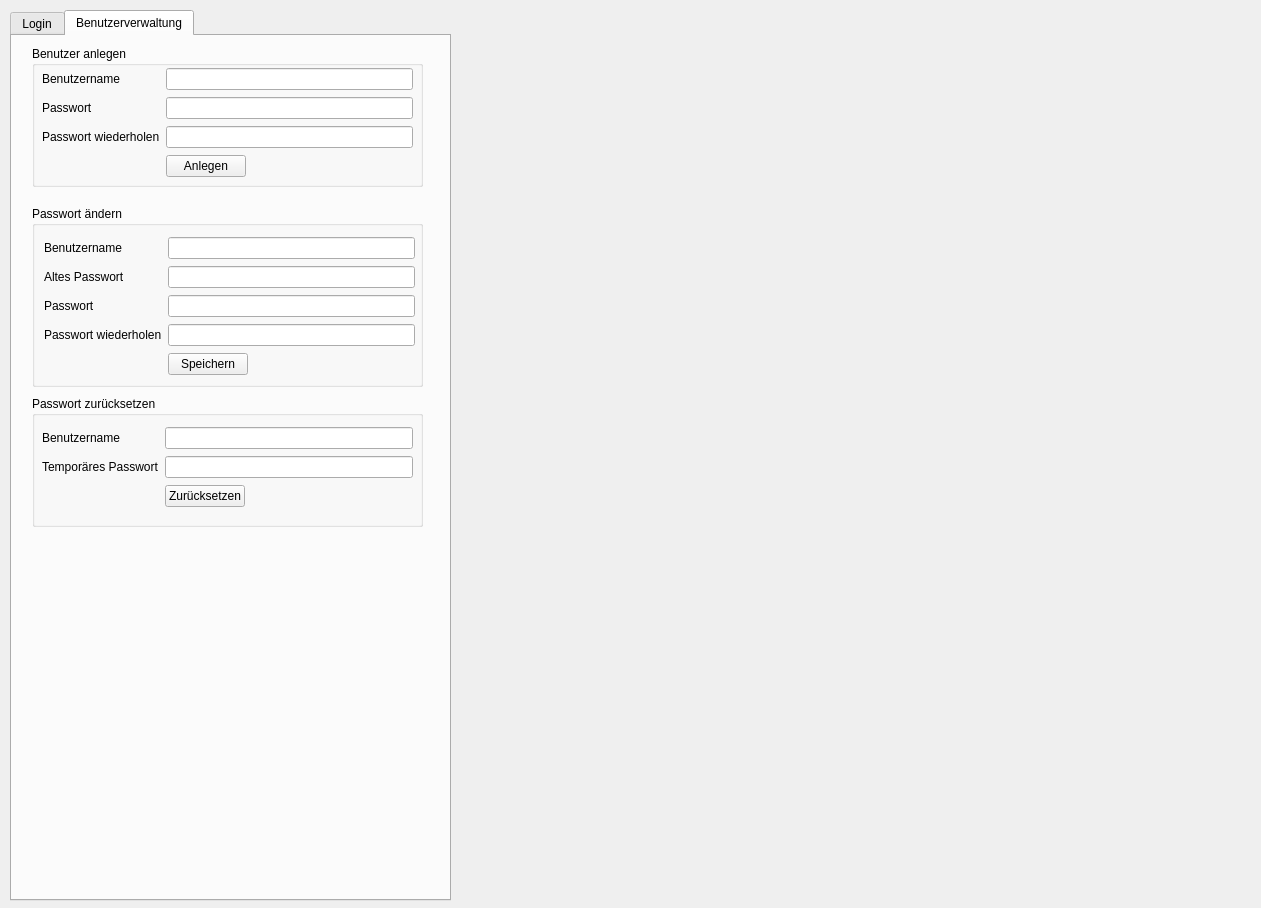
The window that TUInventory/login.ui (SV-97/TUInventory) describes before a commit, drawn with Qt 5.
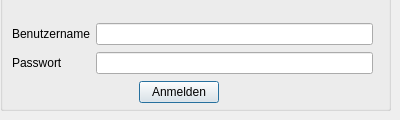
The same window after the commit.

The edit to the form file:
```diff
--- a/TUInventory/login.ui
+++ b/TUInventory/login.ui
@@ -6,8 +6,8 @@
    <rect>
     <x>0</x>
     <y>0</y>
-    <width>1261</width>
-    <height>908</height>
+    <width>400</width>
+    <height>120</height>
    </rect>
   </property>
   <property name="mouseTracking">
@@ -16,40 +16,24 @@
   <property name="windowTitle">
    <string>TUInventory - Login</string>
   </property>
-  <widget class="QTabWidget" name="tabWidget">
-   <property name="geometry">
-    <rect>
-     <x>10</x>
-     <y>10</y>
-     <width>441</width>
-     <height>891</height>
-    </rect>
-   </property>
-   <property name="currentIndex">
-    <number>1</number>
-   </property>
-   <widget class="QWidget" name="tab">
-    <attribute name="title">
-     <string>Login</string>
-    </attribute>
     <widget class="QGroupBox" name="g_login">
      <property name="geometry">
       <rect>
-       <x>20</x>
-       <y>10</y>
-       <width>381</width>
+     <x>0</x>
+     <y>-10</y>
+     <width>391</width>
        <height>121</height>
       </rect>
      </property>
      <property name="title">
       <string/>
      </property>
-     <widget class="QWidget" name="">
+   <widget class="QWidget" name="layoutWidget">
       <property name="geometry">
        <rect>
         <x>12</x>
         <y>32</y>
-        <width>354</width>
+      <width>361</width>
         <height>83</height>
        </rect>
       </property>
@@ -121,325 +105,6 @@
      </widget>
     </widget>
    </widget>
-   <widget class="QWidget" name="tab_2">
-    <attribute name="title">
-     <string>Benutzerverwaltung</string>
-    </attribute>
-    <widget class="QGroupBox" name="g_create">
-     <property name="geometry">
-      <rect>
-       <x>20</x>
-       <y>10</y>
-       <width>391</width>
-       <height>141</height>
-      </rect>
-     </property>
-     <property name="title">
-      <string>Benutzer anlegen</string>
-     </property>
-     <widget class="QWidget" name="">
-      <property name="geometry">
-       <rect>
-        <x>10</x>
-        <y>21</y>
-        <width>371</width>
-        <height>112</height>
-       </rect>
-      </property>
-      <layout class="QGridLayout" name="gridLayout_2">
-       <item row="0" column="0">
-        <widget class="QLabel" name="l_username_2">
-         <property name="text">
-          <string>Benutzername</string>
-         </property>
-        </widget>
-       </item>
-       <item row="0" column="1" colspan="2">
-        <widget class="QLineEdit" name="create_t_username">
-         <property name="alignment">
-          <set>Qt::AlignRight|Qt::AlignTrailing|Qt::AlignVCenter</set>
-         </property>
-        </widget>
-       </item>
-       <item row="1" column="0">
-        <widget class="QLabel" name="l_password_2">
-         <property name="text">
-          <string>Passwort</string>
-         </property>
-        </widget>
-       </item>
-       <item row="1" column="1" colspan="2">
-        <widget class="QLineEdit" name="create_t_password">
-         <property name="inputMethodHints">
-          <set>Qt::ImhNoAutoUppercase|Qt::ImhNoPredictiveText|Qt::ImhSensitiveData</set>
-         </property>
-         <property name="echoMode">
-          <enum>QLineEdit::PasswordEchoOnEdit</enum>
-         </property>
-         <property name="alignment">
-          <set>Qt::AlignRight|Qt::AlignTrailing|Qt::AlignVCenter</set>
-         </property>
-        </widget>
-       </item>
-       <item row="2" column="0">
-        <widget class="QLabel" name="l_password_3">
-         <property name="text">
-          <string>Passwort wiederholen</string>
-         </property>
-        </widget>
-       </item>
-       <item row="2" column="1" colspan="2">
-        <widget class="QLineEdit" name="create_t_password_2">
-         <property name="inputMethodHints">
-          <set>Qt::ImhNoAutoUppercase|Qt::ImhNoPredictiveText|Qt::ImhSensitiveData</set>
-         </property>
-         <property name="echoMode">
-          <enum>QLineEdit::PasswordEchoOnEdit</enum>
-         </property>
-         <property name="alignment">
-          <set>Qt::AlignRight|Qt::AlignTrailing|Qt::AlignVCenter</set>
-         </property>
-        </widget>
-       </item>
-       <item row="3" column="1">
-        <widget class="QPushButton" name="create_b_create">
-         <property name="text">
-          <string>Anlegen</string>
-         </property>
-        </widget>
-       </item>
-       <item row="3" column="2">
-        <spacer name="horizontalSpacer">
-         <property name="orientation">
-          <enum>Qt::Horizontal</enum>
-         </property>
-         <property name="sizeHint" stdset="0">
-          <size>
-           <width>128</width>
-           <height>20</height>
-          </size>
-         </property>
-        </spacer>
-       </item>
-      </layout>
-     </widget>
-    </widget>
-    <widget class="QGroupBox" name="g_admin_actions">
-     <property name="geometry">
-      <rect>
-       <x>20</x>
-       <y>360</y>
-       <width>391</width>
-       <height>131</height>
-      </rect>
-     </property>
-     <property name="title">
-      <string>Passwort zurücksetzen</string>
-     </property>
-     <widget class="QWidget" name="">
-      <property name="geometry">
-       <rect>
-        <x>10</x>
-        <y>30</y>
-        <width>371</width>
-        <height>83</height>
-       </rect>
-      </property>
-      <layout class="QGridLayout" name="gridLayout_4">
-       <item row="0" column="0">
-        <widget class="QLabel" name="l_username_4">
-         <property name="text">
-          <string>Benutzername</string>
-         </property>
-        </widget>
-       </item>
-       <item row="0" column="1" colspan="2">
-        <widget class="QLineEdit" name="reset_t_username">
-         <property name="alignment">
-          <set>Qt::AlignRight|Qt::AlignTrailing|Qt::AlignVCenter</set>
-         </property>
-        </widget>
-       </item>
-       <item row="1" column="0">
-        <widget class="QLabel" name="l_password_7">
-         <property name="text">
-          <string>Temporäres Passwort</string>
-         </property>
-        </widget>
-       </item>
-       <item row="1" column="1" colspan="2">
-        <widget class="QLineEdit" name="lineEdit">
-         <property name="readOnly">
-          <bool>true</bool>
-         </property>
-        </widget>
-       </item>
-       <item row="2" column="1">
-        <widget class="QPushButton" name="change_b_save_2">
-         <property name="text">
-          <string>Zurücksetzen</string>
-         </property>
-        </widget>
-       </item>
-       <item row="2" column="2">
-        <spacer name="horizontalSpacer_5">
-         <property name="orientation">
-          <enum>Qt::Horizontal</enum>
-         </property>
-         <property name="sizeHint" stdset="0">
-          <size>
-           <width>128</width>
-           <height>20</height>
-          </size>
-         </property>
-        </spacer>
-       </item>
-      </layout>
-     </widget>
-    </widget>
-    <widget class="QGroupBox" name="g_change">
-     <property name="geometry">
-      <rect>
-       <x>20</x>
-       <y>170</y>
-       <width>391</width>
-       <height>181</height>
-      </rect>
-     </property>
-     <property name="title">
-      <string>Passwort ändern</string>
-     </property>
-     <widget class="QWidget" name="">
-      <property name="geometry">
-       <rect>
-        <x>12</x>
-        <y>30</y>
-        <width>371</width>
-        <height>141</height>
-       </rect>
-      </property>
-      <layout class="QGridLayout" name="gridLayout_3">
-       <item row="0" column="0">
-        <widget class="QLabel" name="l_username_3">
-         <property name="text">
-          <string>Benutzername</string>
-         </property>
-        </widget>
-       </item>
-       <item row="0" column="1" colspan="2">
-        <widget class="QLineEdit" name="change_t_username">
-         <property name="alignment">
-          <set>Qt::AlignRight|Qt::AlignTrailing|Qt::AlignVCenter</set>
-         </property>
-        </widget>
-       </item>
-       <item row="1" column="0">
-        <widget class="QLabel" name="l_password_6">
-         <property name="text">
-          <string>Altes Passwort</string>
-         </property>
-        </widget>
-       </item>
-       <item row="1" column="1" colspan="2">
-        <widget class="QLineEdit" name="change_t_password">
-         <property name="inputMethodHints">
-          <set>Qt::ImhNoAutoUppercase|Qt::ImhNoPredictiveText|Qt::ImhSensitiveData</set>
-         </property>
-         <property name="text">
-          <string/>
-         </property>
-         <property name="echoMode">
-          <enum>QLineEdit::PasswordEchoOnEdit</enum>
-         </property>
-         <property name="alignment">
-          <set>Qt::AlignRight|Qt::AlignTrailing|Qt::AlignVCenter</set>
-         </property>
-        </widget>
-       </item>
-       <item row="2" column="0">
-        <widget class="QLabel" name="l_password_5">
-         <property name="text">
-          <string>Passwort</string>
-         </property>
-        </widget>
-       </item>
-       <item row="2" column="1" colspan="2">
-        <widget class="QLineEdit" name="change_t_password_2">
-         <property name="inputMethodHints">
-          <set>Qt::ImhNoAutoUppercase|Qt::ImhNoPredictiveText|Qt::ImhSensitiveData</set>
-         </property>
-         <property name="echoMode">
-          <enum>QLineEdit::PasswordEchoOnEdit</enum>
-         </property>
-         <property name="alignment">
-          <set>Qt::AlignRight|Qt::AlignTrailing|Qt::AlignVCenter</set>
-         </property>
-        </widget>
-       </item>
-       <item row="3" column="0">
-        <widget class="QLabel" name="l_password_4">
-         <property name="text">
-          <string>Passwort wiederholen</string>
-         </property>
-        </widget>
-       </item>
-       <item row="3" column="1" colspan="2">
-        <widget class="QLineEdit" name="change_t_password_3">
-         <property name="inputMethodHints">
-          <set>Qt::ImhNoAutoUppercase|Qt::ImhNoPredictiveText|Qt::ImhSensitiveData</set>
-         </property>
-         <property name="echoMode">
-          <enum>QLineEdit::PasswordEchoOnEdit</enum>
-         </property>
-         <property name="alignment">
-          <set>Qt::AlignRight|Qt::AlignTrailing|Qt::AlignVCenter</set>
-         </property>
-        </widget>
-       </item>
-       <item row="4" column="1">
-        <widget class="QPushButton" name="change_b_save">
-         <property name="text">
-          <string>Speichern</string>
-         </property>
-        </widget>
-       </item>
-       <item row="4" column="2">
-        <spacer name="horizontalSpacer_4">
-         <property name="orientation">
-          <enum>Qt::Horizontal</enum>
-         </property>
-         <property name="sizeHint" stdset="0">
-          <size>
-           <width>148</width>
-           <height>20</height>
-          </size>
-         </property>
-        </spacer>
-       </item>
-      </layout>
-     </widget>
-    </widget>
-   </widget>
-  </widget>
- </widget>
- <tabstops>
-  <tabstop>tabWidget</tabstop>
-  <tabstop>login_t_username</tabstop>
-  <tabstop>login_t_password</tabstop>
-  <tabstop>login_b_login</tabstop>
-  <tabstop>create_t_username</tabstop>
-  <tabstop>create_t_password</tabstop>
-  <tabstop>create_t_password_2</tabstop>
-  <tabstop>create_b_create</tabstop>
-  <tabstop>change_t_username</tabstop>
-  <tabstop>change_t_password</tabstop>
-  <tabstop>change_t_password_2</tabstop>
-  <tabstop>change_t_password_3</tabstop>
-  <tabstop>change_b_save</tabstop>
-  <tabstop>reset_t_username</tabstop>
-  <tabstop>lineEdit</tabstop>
-  <tabstop>change_b_save_2</tabstop>
- </tabstops>
  <resources/>
  <connections/>
 </ui>
```
Left out of the diff: 15 changed lines with no effect on the pictures. Lines whose indentation alone changed are shown as unchanged.
